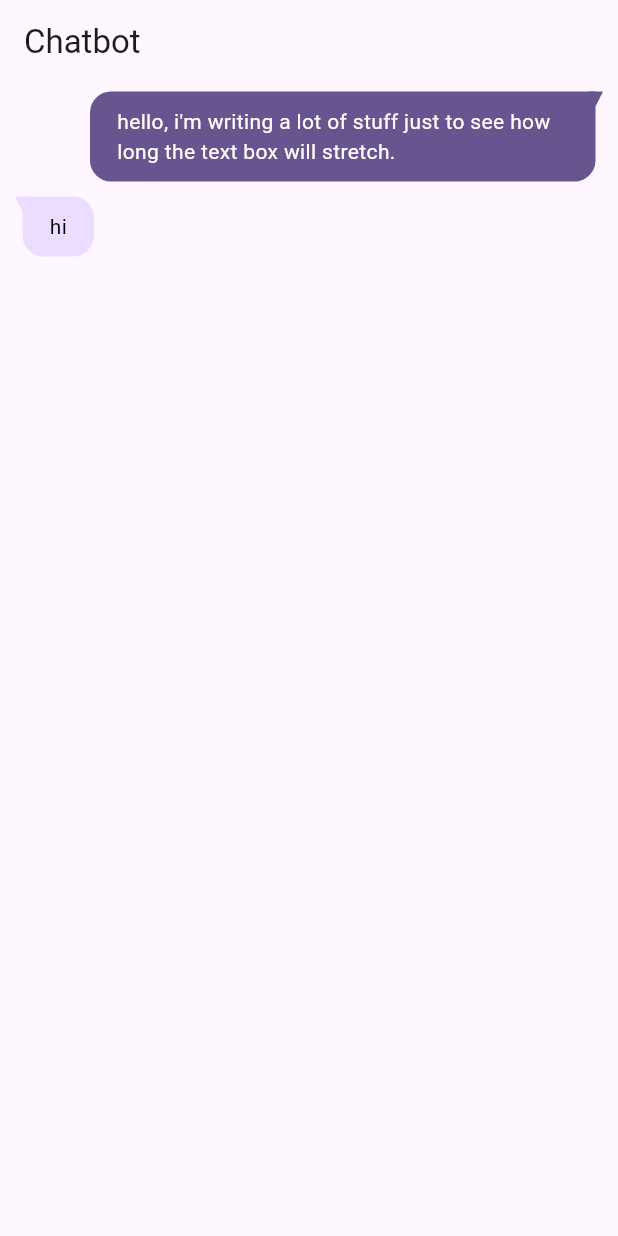
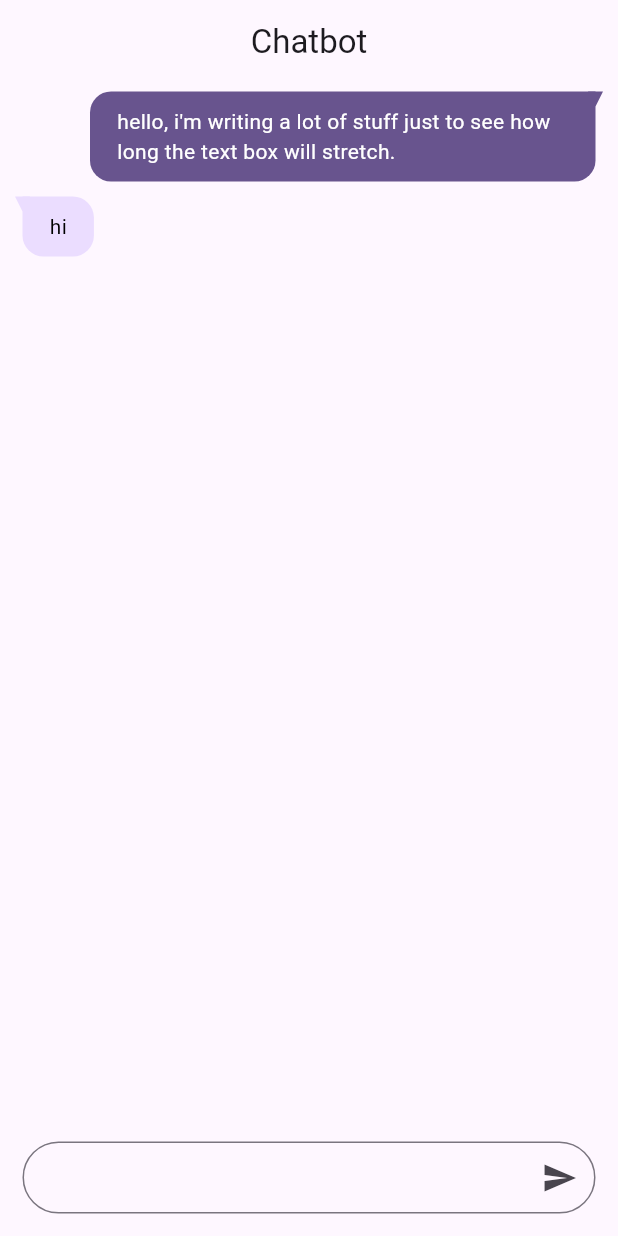
Before and after one commit to hadiyaaamir/chatbot, a Flutter app: the screen it shows after launch, on a phone screen of 412 x 824 dp. Run offline on Flutter 3.47's test engine with Material 2 defaults, Android fonts, the phone set to English and light mode, and no system bars; our stand-ins replace bloc, equatable, flutter_bloc.

Commit message:
messages sending ui

```diff
--- a/lib/chatbot/presentation/view/chatbot_view.dart
+++ b/lib/chatbot/presentation/view/chatbot_view.dart
@@ -6,9 +6,9 @@ class ChatbotView extends StatelessWidget {
   @override
   Widget build(BuildContext context) {
     return Scaffold(
-      appBar: AppBar(title: const Text('Chatbot')),
+      appBar: AppBar(title: const Text('Chatbot'), centerTitle: true),
       body: const Column(
-        children: [Messages()],
+        children: [Messages(), ChatTextfield()],
       ),
     );
   }
--- /dev/null
+++ b/lib/chatbot/presentation/widgets/chat_textfield.dart
@@ -0,0 +1,45 @@
+import 'package:flutter/material.dart';
+
+class ChatTextfield extends StatefulWidget {
+  const ChatTextfield({super.key});
+
+  @override
+  State<ChatTextfield> createState() => _ChatTextfieldState();
+}
+
+class _ChatTextfieldState extends State<ChatTextfield> {
+  final TextEditingController _messageController = TextEditingController();
+
+  @override
+  Widget build(BuildContext context) {
+    return Padding(
+      padding: const EdgeInsets.all(15),
+      child: Stack(
+        children: [
+          TextField(
+            style: Theme.of(context).textTheme.bodyMedium,
+            decoration: const InputDecoration(
+              contentPadding:
+                  EdgeInsets.symmetric(vertical: 10, horizontal: 15),
+              border: OutlineInputBorder(
+                borderRadius: BorderRadius.all(Radius.circular(50)),
+              ),
+            ),
+          ),
+          Row(
+            mainAxisAlignment: MainAxisAlignment.end,
+            children: [
+              IconButton(onPressed: () {}, icon: const Icon(Icons.send)),
+            ],
+          )
+        ],
+      ),
+    );
+  }
+
+  @override
+  void dispose() {
+    _messageController.dispose();
+    super.dispose();
+  }
+}
--- a/lib/chatbot/presentation/widgets/message_bubble.dart
+++ b/lib/chatbot/presentation/widgets/message_bubble.dart
@@ -96,21 +96,22 @@ class _TextRectangle extends StatelessWidget {
 
   @override
   Widget build(BuildContext context) {
+    const double borderRadius = 14;
+
     return Flexible(
       child: Container(
-        padding: const EdgeInsets.symmetric(
-          vertical: 10,
-          horizontal: 18,
-        ),
+        padding: const EdgeInsets.symmetric(vertical: 10, horizontal: 18),
         decoration: BoxDecoration(
           color: backgroundColor,
           borderRadius: BorderRadius.only(
-            topLeft:
-                message.sentMessage ? const Radius.circular(14) : Radius.zero,
-            topRight:
-                message.sentMessage ? Radius.zero : const Radius.circular(14),
-            bottomLeft: const Radius.circular(14),
-            bottomRight: const Radius.circular(14),
+            topLeft: message.sentMessage
+                ? const Radius.circular(borderRadius)
+                : Radius.zero,
+            topRight: message.sentMessage
+                ? Radius.zero
+                : const Radius.circular(borderRadius),
+            bottomLeft: const Radius.circular(borderRadius),
+            bottomRight: const Radius.circular(borderRadius),
           ),
         ),
         child: Text(message.message, style: TextStyle(color: textColor)),
--- a/lib/chatbot/presentation/widgets/widgets.dart
+++ b/lib/chatbot/presentation/widgets/widgets.dart
@@ -1,2 +1,3 @@
+export 'chat_textfield.dart';
 export 'message_bubble.dart';
 export 'messages.dart';
```
